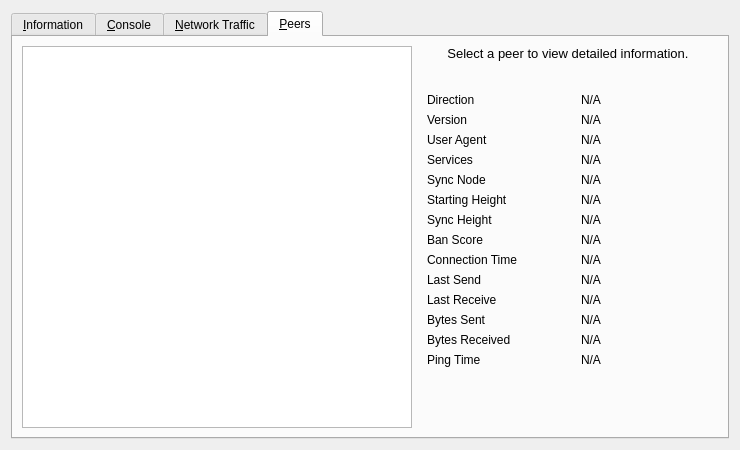
Old version of the form src/qt/forms/rpcconsole.ui in the repository TheCoinKing/Core.
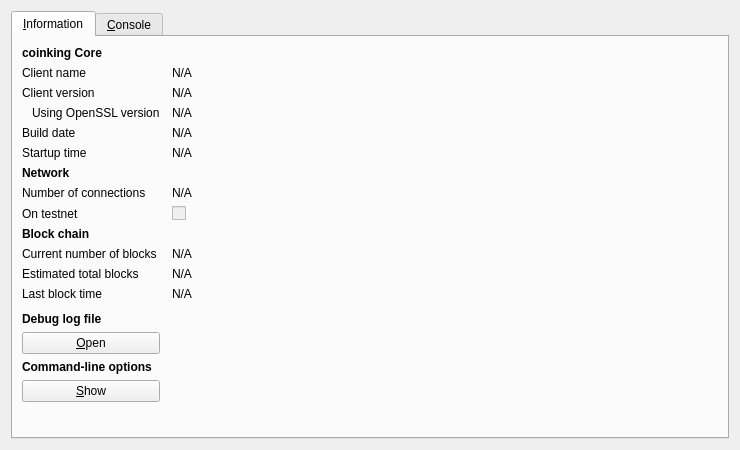
New version of the form. The open tabs and pages were chosen to show the change. Icons and pictures are not drawn. Custom widgets are drawn as their Qt base class.

What changed in the file:
```diff
--- a/src/qt/forms/rpcconsole.ui
+++ b/src/qt/forms/rpcconsole.ui
@@ -36,7 +36,7 @@
           </font>
          </property>
          <property name="text">
-          <string>General</string>
+          <string>coinking Core</string>
          </property>
         </widget>
        </item>
@@ -172,36 +172,13 @@
         </widget>
        </item>
        <item row="7" column="0">
-        <widget class="QLabel" name="label_8">
-         <property name="text">
-          <string>Name</string>
-         </property>
-        </widget>
-       </item>
-       <item row="7" column="1">
-        <widget class="QLabel" name="networkName">
-         <property name="cursor">
-          <cursorShape>IBeamCursor</cursorShape>
-         </property>
-         <property name="text">
-          <string>N/A</string>
-         </property>
-         <property name="textFormat">
-          <enum>Qt::PlainText</enum>
-         </property>
-         <property name="textInteractionFlags">
-          <set>Qt::LinksAccessibleByMouse|Qt::TextSelectableByKeyboard|Qt::TextSelectableByMouse</set>
-         </property>
-        </widget>
-       </item>
-       <item row="8" column="0">
         <widget class="QLabel" name="label_7">
          <property name="text">
           <string>Number of connections</string>
          </property>
         </widget>
        </item>
-       <item row="8" column="1">
+       <item row="7" column="1">
         <widget class="QLabel" name="numberOfConnections">
          <property name="cursor">
           <cursorShape>IBeamCursor</cursorShape>
@@ -217,6 +194,23 @@
          </property>
         </widget>
        </item>
+       <item row="8" column="0">
+        <widget class="QLabel" name="label_8">
+         <property name="text">
+          <string>On testnet</string>
+         </property>
+        </widget>
+       </item>
+       <item row="8" column="1">
+        <widget class="QCheckBox" name="isTestNet">
+         <property name="enabled">
+          <bool>false</bool>
+         </property>
+         <property name="text">
+          <string/>
+         </property>
+        </widget>
+       </item>
        <item row="9" column="0">
         <widget class="QLabel" name="label_10">
          <property name="font">
@@ -254,13 +248,36 @@
         </widget>
        </item>
        <item row="11" column="0">
+        <widget class="QLabel" name="label_4">
+         <property name="text">
+          <string>Estimated total blocks</string>
+         </property>
+        </widget>
+       </item>
+       <item row="11" column="1">
+        <widget class="QLabel" name="totalBlocks">
+         <property name="cursor">
+          <cursorShape>IBeamCursor</cursorShape>
+         </property>
+         <property name="text">
+          <string>N/A</string>
+         </property>
+         <property name="textFormat">
+          <enum>Qt::PlainText</enum>
+         </property>
+         <property name="textInteractionFlags">
+          <set>Qt::LinksAccessibleByMouse|Qt::TextSelectableByKeyboard|Qt::TextSelectableByMouse</set>
+         </property>
+        </widget>
+       </item>
+       <item row="12" column="0">
         <widget class="QLabel" name="label_2">
          <property name="text">
           <string>Last block time</string>
          </property>
         </widget>
        </item>
-       <item row="11" column="1">
+       <item row="12" column="1">
         <widget class="QLabel" name="lastBlockTime">
          <property name="cursor">
           <cursorShape>IBeamCursor</cursorShape>
@@ -276,7 +293,7 @@
          </property>
         </widget>
        </item>
-       <item row="12" column="0">
+       <item row="13" column="0">
         <spacer name="verticalSpacer_2">
          <property name="orientation">
           <enum>Qt::Vertical</enum>
@@ -289,7 +306,7 @@
          </property>
         </spacer>
        </item>
-       <item row="13" column="0">
+       <item row="14" column="0">
         <widget class="QLabel" name="labelDebugLogfile">
          <property name="font">
           <font>
@@ -302,7 +319,7 @@
          </property>
         </widget>
        </item>
-       <item row="14" column="0">
+       <item row="15" column="0">
         <widget class="QPushButton" name="openDebugLogfileButton">
          <property name="toolTip">
           <string>Open the coinking debug log file from the current data directory. This can take a few seconds for large log files.</string>
@@ -315,7 +332,33 @@
          </property>
         </widget>
        </item>
-       <item row="15" column="0">
+       <item row="16" column="0">
+        <widget class="QLabel" name="labelCLOptions">
+         <property name="font">
+          <font>
+           <weight>75</weight>
+           <bold>true</bold>
+          </font>
+         </property>
+         <property name="text">
+          <string>Command-line options</string>
+         </property>
+        </widget>
+       </item>
+       <item row="17" column="0">
+        <widget class="QPushButton" name="showCLOptionsButton">
+         <property name="toolTip">
+          <string>Show the coinking-Qt help message to get a list with possible coinking command-line options.</string>
+         </property>
+         <property name="text">
+          <string>&amp;Show</string>
+         </property>
+         <property name="autoDefault">
+          <bool>false</bool>
+         </property>
+        </widget>
+       </item>
+       <item row="18" column="0">
         <spacer name="verticalSpacer">
          <property name="orientation">
           <enum>Qt::Vertical</enum>
@@ -402,674 +445,10 @@
        </item>
       </layout>
      </widget>
-     <widget class="QWidget" name="tab_nettraffic">
-      <attribute name="title">
-       <string>&amp;Network Traffic</string>
-      </attribute>
-      <layout class="QHBoxLayout" name="horizontalLayout_3">
-       <item>
-        <layout class="QVBoxLayout" name="verticalLayout_4">
-         <item>
-          <widget class="TrafficGraphWidget" name="trafficGraph" native="true">
-           <property name="sizePolicy">
-            <sizepolicy hsizetype="Expanding" vsizetype="Expanding">
-             <horstretch>0</horstretch>
-             <verstretch>0</verstretch>
-            </sizepolicy>
-           </property>
-          </widget>
-         </item>
-         <item>
-          <layout class="QHBoxLayout" name="horizontalLayout_2">
-           <item>
-            <widget class="QSlider" name="sldGraphRange">
-             <property name="minimum">
-              <number>1</number>
-             </property>
-             <property name="maximum">
-              <number>288</number>
-             </property>
-             <property name="pageStep">
-              <number>12</number>
-             </property>
-             <property name="value">
-              <number>6</number>
-             </property>
-             <property name="orientation">
-              <enum>Qt::Horizontal</enum>
-             </property>
-            </widget>
-           </item>
-           <item>
-            <widget class="QLabel" name="lblGraphRange">
-             <property name="minimumSize">
-              <size>
-               <width>100</width>
-               <height>0</height>
-              </size>
-             </property>
-             <property name="alignment">
-              <set>Qt::AlignCenter</set>
-             </property>
-            </widget>
-           </item>
-           <item>
-            <widget class="QPushButton" name="btnClearTrafficGraph">
-             <property name="text">
-              <string>&amp;Clear</string>
-             </property>
-            </widget>
-           </item>
-          </layout>
-         </item>
-        </layout>
-       </item>
-       <item>
-        <layout class="QVBoxLayout" name="verticalLayout">
-         <item>
-          <widget class="QGroupBox" name="groupBox">
-           <property name="title">
-            <string>Totals</string>
-           </property>
-           <layout class="QVBoxLayout" name="verticalLayout_5">
-            <item>
-             <layout class="QHBoxLayout" name="horizontalLayout_4">
-              <item>
-               <widget class="Line" name="line">
-                <property name="sizePolicy">
-                 <sizepolicy hsizetype="Fixed" vsizetype="Fixed">
-                  <horstretch>0</horstretch>
-                  <verstretch>0</verstretch>
-                 </sizepolicy>
-                </property>
-                <property name="minimumSize">
-                 <size>
-                  <width>10</width>
-                  <height>0</height>
-                 </size>
-                </property>
-                <property name="palette">
-                 <palette>
-                  <active>
-                   <colorrole role="Light">
-                    <brush brushstyle="SolidPattern">
-                     <color alpha="255">
-                      <red>0</red>
-                      <green>255</green>
-                      <blue>0</blue>
-                     </color>
-                    </brush>
-                   </colorrole>
-                  </active>
-                  <inactive>
-                   <colorrole role="Light">
-                    <brush brushstyle="SolidPattern">
-                     <color alpha="255">
-                      <red>0</red>
-                      <green>255</green>
-                      <blue>0</blue>
-                     </color>
-                    </brush>
-                   </colorrole>
-                  </inactive>
-                  <disabled>
-                   <colorrole role="Light">
-                    <brush brushstyle="SolidPattern">
-                     <color alpha="255">
-                      <red>0</red>
-                      <green>255</green>
-                      <blue>0</blue>
-                     </color>
-                    </brush>
-                   </colorrole>
-                  </disabled>
-                 </palette>
-                </property>
-                <property name="orientation">
-                 <enum>Qt::Horizontal</enum>
-                </property>
-               </widget>
-              </item>
-              <item>
-               <widget class="QLabel" name="label_16">
-                <property name="text">
-                 <string>Received</string>
-                </property>
-               </widget>
-              </item>
-              <item>
-               <widget class="QLabel" name="lblBytesIn">
-                <property name="minimumSize">
-                 <size>
-                  <width>50</width>
-                  <height>0</height>
-                 </size>
-                </property>
-                <property name="alignment">
-                 <set>Qt::AlignRight|Qt::AlignTrailing|Qt::AlignVCenter</set>
-                </property>
-               </widget>
-              </item>
-             </layout>
-            </item>
-            <item>
-             <layout class="QHBoxLayout" name="horizontalLayout_5">
-              <item>
-               <widget class="Line" name="line_2">
-                <property name="sizePolicy">
-                 <sizepolicy hsizetype="Fixed" vsizetype="Fixed">
-                  <horstretch>0</horstretch>
-                  <verstretch>0</verstretch>
-                 </sizepolicy>
-                </property>
-                <property name="minimumSize">
-                 <size>
-                  <width>10</width>
-                  <height>0</height>
-                 </size>
-                </property>
-                <property name="palette">
-                 <palette>
-                  <active>
-                   <colorrole role="Light">
-                    <brush brushstyle="SolidPattern">
-                     <color alpha="255">
-                      <red>255</red>
-                      <green>0</green>
-                      <blue>0</blue>
-                     </color>
-                    </brush>
-                   </colorrole>
-                  </active>
-                  <inactive>
-                   <colorrole role="Light">
-                    <brush brushstyle="SolidPattern">
-                     <color alpha="255">
-                      <red>255</red>
-                      <green>0</green>
-                      <blue>0</blue>
-                     </color>
-                    </brush>
-                   </colorrole>
-                  </inactive>
-                  <disabled>
-                   <colorrole role="Light">
-                    <brush brushstyle="SolidPattern">
-                     <color alpha="255">
-                      <red>255</red>
-                      <green>0</green>
-                      <blue>0</blue>
-                     </color>
-                    </brush>
-                   </colorrole>
-                  </disabled>
-                 </palette>
-                </property>
-                <property name="orientation">
-                 <enum>Qt::Horizontal</enum>
-                </property>
-               </widget>
-              </item>
-              <item>
-               <widget class="QLabel" name="label_17">
-                <property name="text">
-                 <string>Sent</string>
-                </property>
-               </widget>
-              </item>
-              <item>
-               <widget class="QLabel" name="lblBytesOut">
-                <property name="minimumSize">
-                 <size>
-                  <width>50</width>
-                  <height>0</height>
-                 </size>
-                </property>
-                <property name="alignment">
-                 <set>Qt::AlignRight|Qt::AlignTrailing|Qt::AlignVCenter</set>
-                </property>
-               </widget>
-              </item>
-             </layout>
-            </item>
-            <item>
-             <spacer name="verticalSpacer_4">
-              <property name="orientation">
-               <enum>Qt::Vertical</enum>
-              </property>
-              <property name="sizeHint" stdset="0">
-               <size>
-                <width>20</width>
-                <height>407</height>
-               </size>
-              </property>
-             </spacer>
-            </item>
-           </layout>
-          </widget>
-         </item>
-        </layout>
-       </item>
-      </layout>
-     </widget>
-     <widget class="QWidget" name="tab_peers">
-      <attribute name="title">
-       <string>&amp;Peers</string>
-      </attribute>
-      <layout class="QGridLayout" name="gridLayout_2">
-       <item row="0" column="0" rowspan="2">
-        <widget class="QTableView" name="peerWidget">
-         <property name="horizontalScrollBarPolicy">
-          <enum>Qt::ScrollBarAsNeeded</enum>
-         </property>
-         <property name="sortingEnabled">
-          <bool>true</bool>
-         </property>
-         <attribute name="horizontalHeaderHighlightSections">
-          <bool>false</bool>
-         </attribute>
-        </widget>
-       </item>
-       <item row="0" column="1">
-        <widget class="QLabel" name="peerHeading">
-         <property name="sizePolicy">
-          <sizepolicy hsizetype="Preferred" vsizetype="Minimum">
-           <horstretch>0</horstretch>
-           <verstretch>0</verstretch>
-          </sizepolicy>
-         </property>
-         <property name="minimumSize">
-          <size>
-           <width>300</width>
-           <height>32</height>
-          </size>
-         </property>
-         <property name="font">
-          <font>
-           <pointsize>10</pointsize>
-          </font>
-         </property>
-         <property name="cursor">
-          <cursorShape>IBeamCursor</cursorShape>
-         </property>
-         <property name="text">
-          <string>Select a peer to view detailed information.</string>
-         </property>
-         <property name="alignment">
-          <set>Qt::AlignHCenter|Qt::AlignTop</set>
-         </property>
-         <property name="wordWrap">
-          <bool>true</bool>
-         </property>
-         <property name="textInteractionFlags">
-          <set>Qt::LinksAccessibleByMouse|Qt::TextSelectableByKeyboard|Qt::TextSelectableByMouse</set>
-         </property>
-        </widget>
-       </item>
-       <item row="1" column="1">
-        <widget class="QWidget" name="detailWidget" native="true">
-         <property name="minimumSize">
-          <size>
-           <width>300</width>
-           <height>0</height>
-          </size>
-         </property>
-         <layout class="QGridLayout" name="gridLayout_3">
-          <item row="0" column="0">
-           <widget class="QLabel" name="label_23">
-            <property name="text">
-             <string>Direction</string>
-            </property>
-           </widget>
-          </item>
-          <item row="0" column="2">
-           <widget class="QLabel" name="peerDirection">
-            <property name="cursor">
-             <cursorShape>IBeamCursor</cursorShape>
-            </property>
-            <property name="text">
-             <string>N/A</string>
-            </property>
-            <property name="textFormat">
-             <enum>Qt::PlainText</enum>
-            </property>
-            <property name="textInteractionFlags">
-             <set>Qt::LinksAccessibleByMouse|Qt::TextSelectableByKeyboard|Qt::TextSelectableByMouse</set>
-            </property>
-           </widget>
-          </item>
-          <item row="1" column="0">
-           <widget class="QLabel" name="label_21">
-            <property name="text">
-             <string>Version</string>
-            </property>
-           </widget>
-          </item>
-          <item row="1" column="2">
-           <widget class="QLabel" name="peerVersion">
-            <property name="cursor">
-             <cursorShape>IBeamCursor</cursorShape>
-            </property>
-            <property name="text">
-             <string>N/A</string>
-            </property>
-            <property name="textFormat">
-             <enum>Qt::PlainText</enum>
-            </property>
-            <property name="textInteractionFlags">
-             <set>Qt::LinksAccessibleByMouse|Qt::TextSelectableByKeyboard|Qt::TextSelectableByMouse</set>
-            </property>
-           </widget>
-          </item>
-          <item row="2" column="0">
-           <widget class="QLabel" name="label_28">
-            <property name="text">
-             <string>User Agent</string>
-            </property>
-           </widget>
-          </item>
-          <item row="2" column="2">
-           <widget class="QLabel" name="peerSubversion">
-            <property name="cursor">
-             <cursorShape>IBeamCursor</cursorShape>
-            </property>
-            <property name="text">
-             <string>N/A</string>
-            </property>
-            <property name="textFormat">
-             <enum>Qt::PlainText</enum>
-            </property>
-            <property name="textInteractionFlags">
-             <set>Qt::LinksAccessibleByMouse|Qt::TextSelectableByKeyboard|Qt::TextSelectableByMouse</set>
-            </property>
-           </widget>
-          </item>
-          <item row="3" column="0">
-           <widget class="QLabel" name="label_4">
-            <property name="text">
-             <string>Services</string>
-            </property>
-           </widget>
-          </item>
-          <item row="3" column="2">
-           <widget class="QLabel" name="peerServices">
-            <property name="cursor">
-             <cursorShape>IBeamCursor</cursorShape>
-            </property>
-            <property name="text">
-             <string>N/A</string>
-            </property>
-            <property name="textFormat">
-             <enum>Qt::PlainText</enum>
-            </property>
-            <property name="textInteractionFlags">
-             <set>Qt::LinksAccessibleByMouse|Qt::TextSelectableByKeyboard|Qt::TextSelectableByMouse</set>
-            </property>
-           </widget>
-          </item>
-          <item row="4" column="0">
-           <widget class="QLabel" name="label_25">
-            <property name="text">
-             <string>Sync Node</string>
-            </property>
-           </widget>
-          </item>
-          <item row="4" column="2">
-           <widget class="QLabel" name="peerSyncNode">
-            <property name="cursor">
-             <cursorShape>IBeamCursor</cursorShape>
-            </property>
-            <property name="text">
-             <string>N/A</string>
-            </property>
-            <property name="textFormat">
-             <enum>Qt::PlainText</enum>
-            </property>
-            <property name="textInteractionFlags">
-             <set>Qt::LinksAccessibleByMouse|Qt::TextSelectableByKeyboard|Qt::TextSelectableByMouse</set>
-            </property>
-           </widget>
-          </item>
-          <item row="5" column="0">
-           <widget class="QLabel" name="label_29">
-            <property name="text">
-             <string>Starting Height</string>
-            </property>
-           </widget>
-          </item>
-          <item row="5" column="2">
-           <widget class="QLabel" name="peerHeight">
-            <property name="cursor">
-             <cursorShape>IBeamCursor</cursorShape>
-            </property>
-            <property name="text">
-             <string>N/A</string>
-            </property>
-            <property name="textFormat">
-             <enum>Qt::PlainText</enum>
-            </property>
-            <property name="textInteractionFlags">
-             <set>Qt::LinksAccessibleByMouse|Qt::TextSelectableByKeyboard|Qt::TextSelectableByMouse</set>
-            </property>
-           </widget>
-          </item>
-          <item row="6" column="0">
-           <widget class="QLabel" name="label_27">
-            <property name="text">
-             <string>Sync Height</string>
-            </property>
-           </widget>
-          </item>
-          <item row="6" column="2">
-           <widget class="QLabel" name="peerSyncHeight">
-            <property name="cursor">
-             <cursorShape>IBeamCursor</cursorShape>
-            </property>
-            <property name="text">
-             <string>N/A</string>
-            </property>
-            <property name="textFormat">
-             <enum>Qt::PlainText</enum>
-            </property>
-            <property name="textInteractionFlags">
-             <set>Qt::LinksAccessibleByMouse|Qt::TextSelectableByKeyboard|Qt::TextSelectableByMouse</set>
-            </property>
-           </widget>
-          </item>
-          <item row="7" column="0">
-           <widget class="QLabel" name="label_24">
-            <property name="text">
-             <string>Ban Score</string>
-            </property>
-           </widget>
-          </item>
-          <item row="7" column="2">
-           <widget class="QLabel" name="peerBanScore">
-            <property name="cursor">
-             <cursorShape>IBeamCursor</cursorShape>
-            </property>
-            <property name="text">
-             <string>N/A</string>
-            </property>
-            <property name="textFormat">
-             <enum>Qt::PlainText</enum>
-            </property>
-            <property name="textInteractionFlags">
-             <set>Qt::LinksAccessibleByMouse|Qt::TextSelectableByKeyboard|Qt::TextSelectableByMouse</set>
-            </property>
-           </widget>
-          </item>
-          <item row="8" column="0">
-           <widget class="QLabel" name="label_22">
-            <property name="text">
-             <string>Connection Time</string>
-            </property>
-           </widget>
-          </item>
-          <item row="8" column="2">
-           <widget class="QLabel" name="peerConnTime">
-            <property name="cursor">
-             <cursorShape>IBeamCursor</cursorShape>
-            </property>
-            <property name="text">
-             <string>N/A</string>
-            </property>
-            <property name="textFormat">
-             <enum>Qt::PlainText</enum>
-            </property>
-            <property name="textInteractionFlags">
-             <set>Qt::LinksAccessibleByMouse|Qt::TextSelectableByKeyboard|Qt::TextSelectableByMouse</set>
-            </property>
-           </widget>
-          </item>
-          <item row="9" column="0">
-           <widget class="QLabel" name="label_15">
-            <property name="text">
-             <string>Last Send</string>
-            </property>
-           </widget>
-          </item>
-          <item row="9" column="2">
-           <widget class="QLabel" name="peerLastSend">
-            <property name="cursor">
-             <cursorShape>IBeamCursor</cursorShape>
-            </property>
-            <property name="text">
-             <string>N/A</string>
-            </property>
-            <property name="textFormat">
-             <enum>Qt::PlainText</enum>
-            </property>
-            <property name="textInteractionFlags">
-             <set>Qt::LinksAccessibleByMouse|Qt::TextSelectableByKeyboard|Qt::TextSelectableByMouse</set>
-            </property>
-           </widget>
-          </item>
-          <item row="10" column="0">
-           <widget class="QLabel" name="label_19">
-            <property name="text">
-             <string>Last Receive</string>
-            </property>
-           </widget>
-          </item>
-          <item row="10" column="2">
-           <widget class="QLabel" name="peerLastRecv">
-            <property name="cursor">
-             <cursorShape>IBeamCursor</cursorShape>
-            </property>
-            <property name="text">
-             <string>N/A</string>
-            </property>
-            <property name="textFormat">
-             <enum>Qt::PlainText</enum>
-            </property>
-            <property name="textInteractionFlags">
-             <set>Qt::LinksAccessibleByMouse|Qt::TextSelectableByKeyboard|Qt::TextSelectableByMouse</set>
-            </property>
-           </widget>
-          </item>
-          <item row="11" column="0">
-           <widget class="QLabel" name="label_18">
-            <property name="text">
-             <string>Bytes Sent</string>
-            </property>
-           </widget>
-          </item>
-          <item row="11" column="2">
-           <widget class="QLabel" name="peerBytesSent">
-            <property name="cursor">
-             <cursorShape>IBeamCursor</cursorShape>
-            </property>
-            <property name="text">
-             <string>N/A</string>
-            </property>
-            <property name="textFormat">
-             <enum>Qt::PlainText</enum>
-            </property>
-            <property name="textInteractionFlags">
-             <set>Qt::LinksAccessibleByMouse|Qt::TextSelectableByKeyboard|Qt::TextSelectableByMouse</set>
-            </property>
-           </widget>
-          </item>
-          <item row="12" column="0">
-           <widget class="QLabel" name="label_20">
-            <property name="text">
-             <string>Bytes Received</string>
-            </property>
-           </widget>
-          </item>
-          <item row="12" column="2">
-           <widget class="QLabel" name="peerBytesRecv">
-            <property name="cursor">
-             <cursorShape>IBeamCursor</cursorShape>
-            </property>
-            <property name="text">
-             <string>N/A</string>
-            </property>
-            <property name="textFormat">
-             <enum>Qt::PlainText</enum>
-            </property>
-            <property name="textInteractionFlags">
-             <set>Qt::LinksAccessibleByMouse|Qt::TextSelectableByKeyboard|Qt::TextSelectableByMouse</set>
-            </property>
-           </widget>
-          </item>
-          <item row="13" column="0">
-           <widget class="QLabel" name="label_26">
-            <property name="text">
-             <string>Ping Time</string>
-            </property>
-           </widget>
-          </item>
-          <item row="13" column="2">
-           <widget class="QLabel" name="peerPingTime">
-            <property name="cursor">
-             <cursorShape>IBeamCursor</cursorShape>
-            </property>
-            <property name="text">
-             <string>N/A</string>
-            </property>
-            <property name="textFormat">
-             <enum>Qt::PlainText</enum>
-            </property>
-            <property name="textInteractionFlags">
-             <set>Qt::LinksAccessibleByMouse|Qt::TextSelectableByKeyboard|Qt::TextSelectableByMouse</set>
-            </property>
-           </widget>
-          </item>
-          <item row="14" column="1">
-           <spacer name="verticalSpacer_3">
-            <property name="orientation">
-             <enum>Qt::Vertical</enum>
-            </property>
-            <property name="sizeHint" stdset="0">
-             <size>
-              <width>20</width>
-              <height>40</height>
-             </size>
-            </property>
-           </spacer>
-          </item>
-         </layout>
-        </widget>
-       </item>
-      </layout>
-     </widget>
     </widget>
    </item>
   </layout>
  </widget>
- <customwidgets>
-  <customwidget>
-   <class>TrafficGraphWidget</class>
-   <extends>QWidget</extends>
-   <header>trafficgraphwidget.h</header>
-   <container>1</container>
-   <slots>
-    <slot>clear()</slot>
-   </slots>
-  </customwidget>
- </customwidgets>
  <resources>
   <include location="../bitcoin.qrc"/>
  </resources>
```
Left out of the diff: 2 changed lines with no effect on the pictures.
